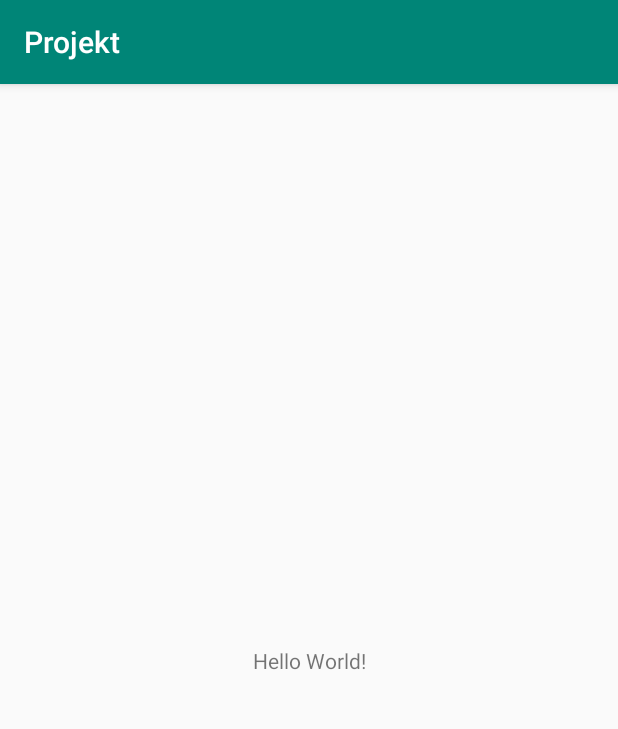
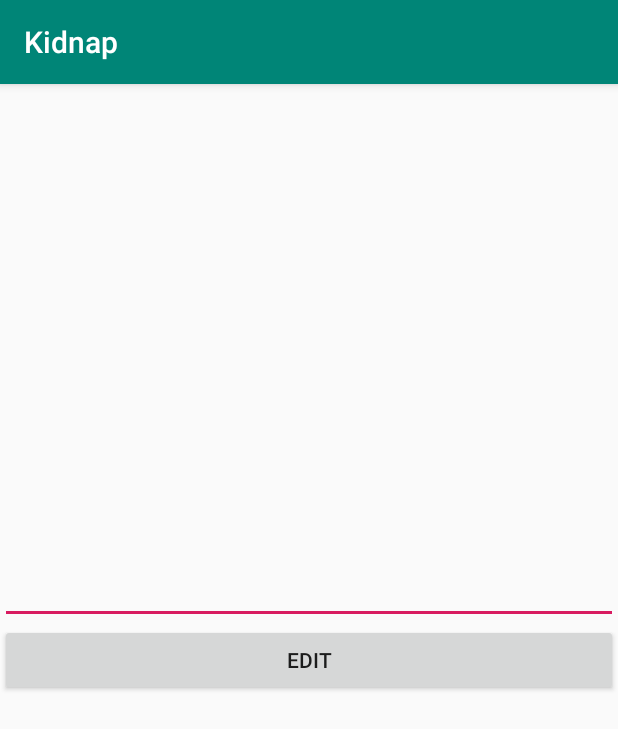
Before and after one commit to Bartosz95/-LokalizeApp-for-Android, an Android app: the screen it shows after launch (MainActivity), on a phone screen of 412 x 824 dp. Shown: the top 729 px of the screen. Run offline under Robolectric (Android 15) with nearby library versions, the phone set to English and light mode, and no system bars.

Commit message:
include SQLine

```diff
--- /dev/null
+++ b/app/src/main/java/com/example/home/projekt/DatabaseHelper.java
@@ -0,0 +1,29 @@
+package com.example.home.projekt;
+
+import android.content.Context;
+import android.database.sqlite.SQLiteDatabase;
+import android.database.sqlite.SQLiteOpenHelper;
+
+public class DatabaseHelper extends SQLiteOpenHelper {
+
+    private static final String TABLE_NAME = "statement";
+
+    private static final String COL1 = "ID";
+    private static final String COL2 = "text";
+
+    public DatabaseHelper(Context context) {
+        super(context, TABLE_NAME, null, 1);
+    }
+
+    @Override
+    public void onCreate(SQLiteDatabase db) {
+        String createTable = "CREATE TABLE " + TABLE_NAME + " (ID, INTEGER PRIMARY KEY AUTOINCREMENT, " + COL2 + " TEXT)";
+        db.execSQL(createTable);
+    }
+
+    @Override
+    public void onUpgrade(SQLiteDatabase db, int oldVersion, int newVersion) {
+        db.execSQL("DROP IF TABLE EXISTS " + TABLE_NAME);
+        onCreate(db);
+    }
+}
--- a/app/src/main/java/com/example/home/projekt/MainActivity.java
+++ b/app/src/main/java/com/example/home/projekt/MainActivity.java
@@ -10,6 +10,9 @@ import android.support.v4.content.ContextCompat;
 import android.support.v7.app.AppCompatActivity;
 import android.os.Bundle;
 import android.util.Log;
+import android.widget.Button;
+import android.widget.EditText;
+import android.widget.TextView;
 import android.widget.Toast;
 
 import com.google.android.gms.location.FusedLocationProviderClient;
@@ -30,11 +33,19 @@ public class MainActivity extends AppCompatActivity {
     private long UPDATE_INTERVAL = 10 * 1000;
     private long FASTEST_INTERVAL = 5 * 1000; // update 5s
 
+    DatabaseHelper mDatabaseHelper;
+    private Button btnEdit;
+    private EditText textStatement;
+
     @Override
     protected void onCreate(Bundle savedInstanceState) {
         super.onCreate(savedInstanceState);
         setContentView(R.layout.activity_main);
         startLocationUpdates();
+
+        textStatement = (EditText) findViewById(R.id.editTextStatement);
+        btnEdit = (Button) findViewById(R.id.btnEdit);
+        mDatabaseHelper = new DatabaseHelper(this);
     }
 
     protected void startLocationUpdates() {
--- a/app/src/main/res/layout/activity_main.xml
+++ b/app/src/main/res/layout/activity_main.xml
@@ -1,18 +1,27 @@
 <?xml version="1.0" encoding="utf-8"?>
-<android.support.constraint.ConstraintLayout xmlns:android="http://schemas.android.com/apk/res/android"
-    xmlns:app="http://schemas.android.com/apk/res-auto"
+<LinearLayout xmlns:android="http://schemas.android.com/apk/res/android"
     xmlns:tools="http://schemas.android.com/tools"
     android:layout_width="match_parent"
     android:layout_height="match_parent"
+    android:orientation="vertical"
     tools:context=".MainActivity">
 
-    <TextView
-        android:layout_width="wrap_content"
+    <EditText
+        android:id="@+id/editTextStatement"
+        android:layout_width="match_parent"
+        android:layout_height="match_parent"
+        android:layout_weight="1" />
+
+    <Button
+        android:id="@+id/btnEdit"
+        android:layout_width="match_parent"
         android:layout_height="wrap_content"
-        android:text="Hello World!"
-        app:layout_constraintBottom_toBottomOf="parent"
-        app:layout_constraintLeft_toLeftOf="parent"
-        app:layout_constraintRight_toRightOf="parent"
-        app:layout_constraintTop_toTopOf="parent" />
+        android:layout_weight="0"
+        android:text="@string/btnEdit" />
 
-</android.support.constraint.ConstraintLayout>
+    <Space
+        android:layout_width="match_parent"
+        android:layout_height="match_parent"
+        android:layout_weight="1" />
+
+</LinearLayout>
--- a/app/src/main/res/values/strings.xml
+++ b/app/src/main/res/values/strings.xml
@@ -1,3 +1,4 @@
 <resources>
-    <string name="app_name">Projekt</string>
+    <string name="app_name">Kidnap</string>
+    <string name="btnEdit">Edit</string>
 </resources>
```
